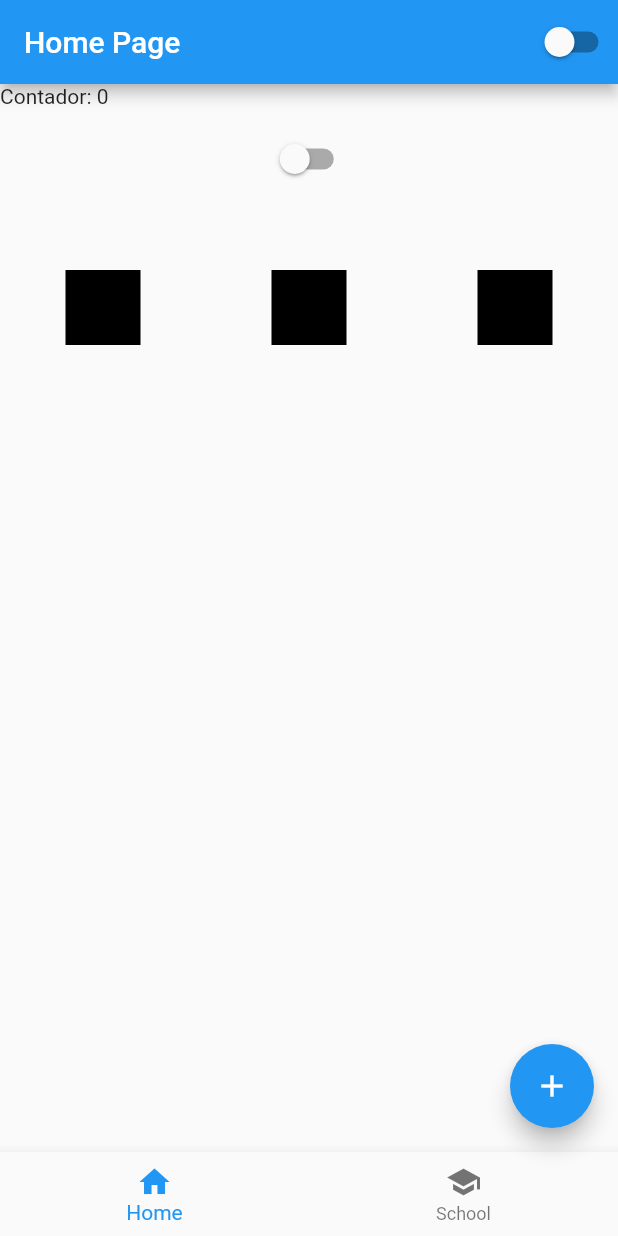
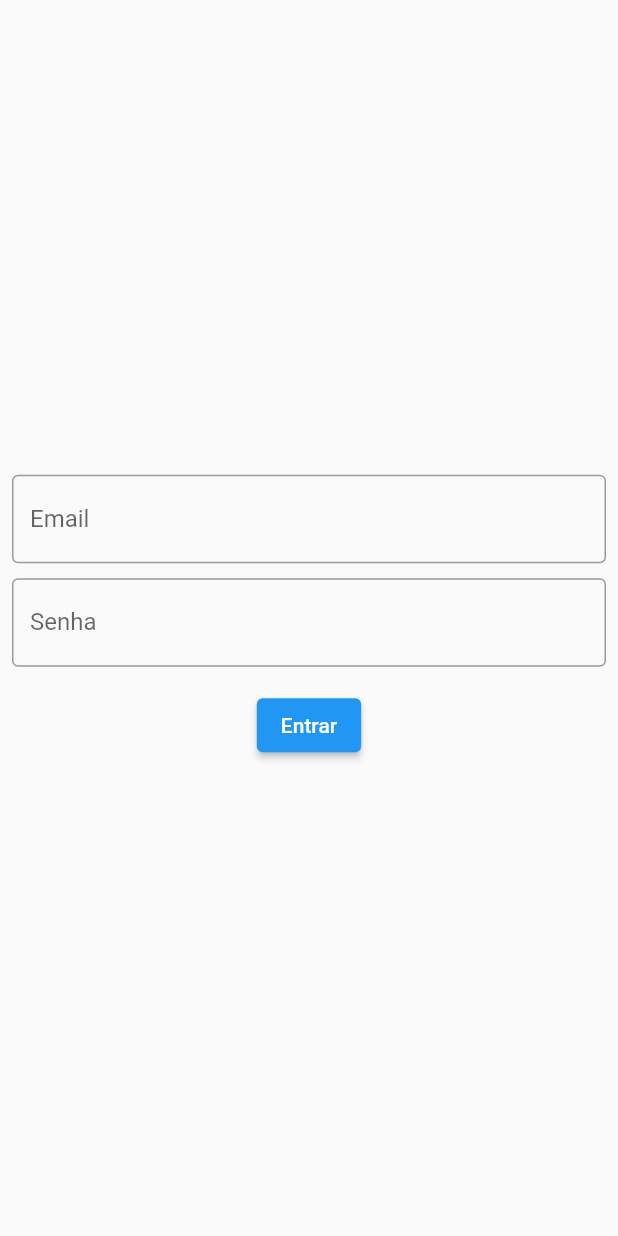
Before and after one commit to yasukawa426/flutter_video_aula, a Flutter app: the screen it shows after launch, on a phone screen of 412 x 824 dp. Run offline on Flutter 3.47's test engine with Material 2 defaults, Android fonts, the phone set to English and light mode, and no system bars.

Commit message:
Criada uma tela de login basica

```diff
--- a/lib/app_widget.dart
+++ b/lib/app_widget.dart
@@ -1,4 +1,5 @@
 import 'package:flutter/material.dart';
+import 'package:flutter_video_aula/login_page.dart';
 
 import 'app_controller.dart';
 import 'home_page.dart';
@@ -19,7 +20,7 @@ class AppWidget extends StatelessWidget {
              //faz ele trabalhar com essa palheta de cor
             ),
 
-        home: HomePage());
+        home: LoginPage());
     },);
   }
 }
--- /dev/null
+++ b/lib/login_page.dart
@@ -0,0 +1,66 @@
+import 'package:flutter/material.dart';
+import 'package:flutter/src/foundation/key.dart';
+import 'package:flutter/src/widgets/framework.dart';
+
+class LoginPage extends StatefulWidget {
+  const LoginPage({Key? key}) : super(key: key);
+
+  @override
+  State<LoginPage> createState() => _LoginPageState();
+}
+
+class _LoginPageState extends State<LoginPage> {
+  String email = "";
+  String password = "";
+
+  @override
+  Widget build(BuildContext context) {
+    return Scaffold(
+        body: SingleChildScrollView(//da um scroll pra cada filho dele
+          child: SizedBox(
+              width: MediaQuery.of(context).size.width,
+              height: MediaQuery.of(context).size.height,
+              child: Padding(
+          padding: const EdgeInsets.all(8.0),
+          child: Column(mainAxisAlignment: MainAxisAlignment.center, children: [
+            TextField(
+                onChanged: (text) {
+                  email = text;
+                },
+                keyboardType: TextInputType.emailAddress,
+                decoration: const InputDecoration(
+                  labelText: "Email",
+                  border: OutlineInputBorder(),
+                )),
+            SizedBox(
+              height: 10,
+            ),
+            TextField(
+                onChanged: (text) {
+                  password = text;
+                },
+                obscureText: true,
+                decoration: InputDecoration(
+                  labelText: "Senha",
+                  border: OutlineInputBorder(),
+                )),
+            SizedBox(
+              height: 15,
+            ),
+            ElevatedButton(
+              onPressed: () {
+                if (email == "email@email.com" && password == "password") {
+                  print("certo");
+                }
+                else {
+                  print("errado");
+                }
+              },
+              child: const Text("Entrar"),
+            )
+          ]),
+              ),
+            ),
+        ));
+  }
+}
```
